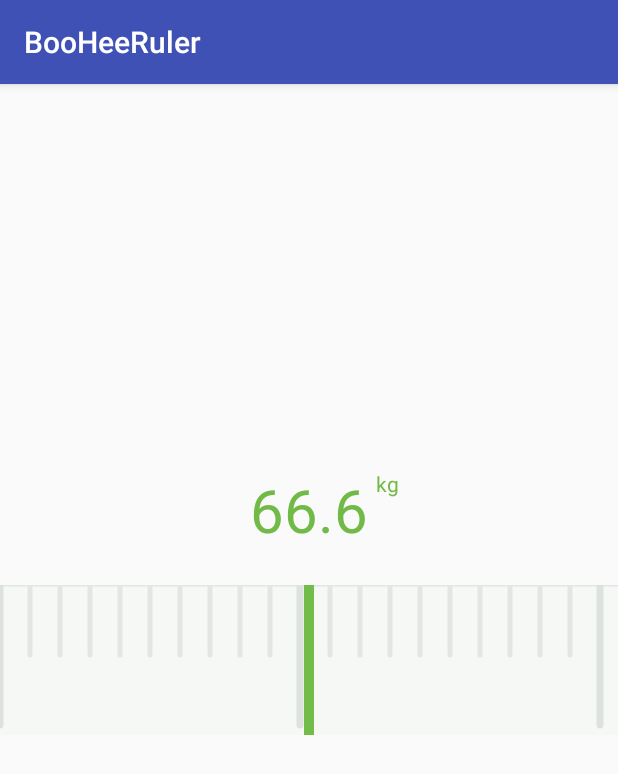
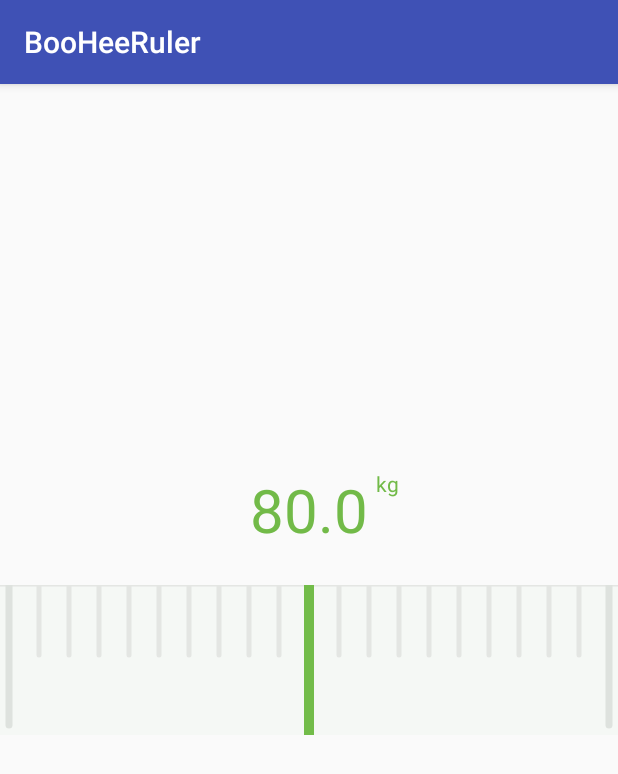
Before and after one commit to YannisYao/BooHeeRulerY, an Android app: the screen it shows after launch (MainActivity), on a phone screen of 412 x 824 dp. Shown: the top 774 px of the screen. Run offline under Robolectric (Android 15) with nearby library versions, the phone set to English and light mode, and no system bars.

```diff
--- a/app/src/main/java/com/share/yannis/booheeruler/BooHeeRulerLayout.java
+++ b/app/src/main/java/com/share/yannis/booheeruler/BooHeeRulerLayout.java
@@ -8,6 +8,8 @@ import android.graphics.Paint;
 import android.util.AttributeSet;
 import android.view.View;
 import android.widget.RelativeLayout;
+
+import java.text.DecimalFormat;
 
 /**
  * Created by Yannis on 2017/10/30.
@@ -79,4 +81,10 @@ public class BooHeeRulerLayout extends RelativeLayout {
            rulerView.setOnDataChangedListener(callback);
        }
     }
+
+    public void setCurrentValue(float value){
+        if (rulerView != null) {
+            rulerView.setCurrentValue(value);
+        }
+    }
 }
--- a/app/src/main/java/com/share/yannis/booheeruler/BooHeeRulerView.java
+++ b/app/src/main/java/com/share/yannis/booheeruler/BooHeeRulerView.java
@@ -4,6 +4,7 @@ import android.content.Context;
 import android.content.res.TypedArray;
 import android.graphics.Canvas;
 import android.graphics.Paint;
+import android.os.Build;
 import android.support.annotation.Nullable;
 import android.support.annotation.Px;
 import android.util.AttributeSet;
@@ -12,12 +13,16 @@ import android.view.MotionEvent;
 import android.view.VelocityTracker;
 import android.view.View;
 import android.view.ViewConfiguration;
+import android.view.ViewTreeObserver;
 import android.widget.OverScroller;
+
+import java.text.DecimalFormat;
 
 /**
  * Created by yannis on 2017/10/30.
- * 仿写薄荷健康的惯性尺子
+ * 仿写薄荷健康的惯性滑动尺子
  * 防止滑动滑出边界，需要重写scrollTo方法（滑动过程中是通过scrollBy完成，scrollBy实质是调用了scrollTo）
+ * 低版本api可能需要关闭硬件加速
  */
 
 public class BooHeeRulerView extends View {
@@ -113,7 +118,20 @@ public class BooHeeRulerView extends View {
         maxVelocity = ViewConfiguration.get(context).getScaledMaximumFlingVelocity();
         minVelocity = ViewConfiguration.get(context).getScaledMinimumFlingVelocity();
         overScroller = new OverScroller(context);
+        //初始化默认位置
+        getViewTreeObserver().addOnGlobalLayoutListener(new ViewTreeObserver.OnGlobalLayoutListener() {
+            @Override
+            public void onGlobalLayout() {
+                if (Build.VERSION.SDK_INT >= Build.VERSION_CODES.JELLY_BEAN) {
+                    getViewTreeObserver().removeOnGlobalLayoutListener(this);
+                }else{
+                    getViewTreeObserver().removeGlobalOnLayoutListener(this);
+                }
+                gotoDefaultLocation(currentValue);
+            }
+        });
     }
+
 
     private void initPaint() {
         unitPaint = new Paint(Paint.ANTI_ALIAS_FLAG);
@@ -181,7 +199,6 @@ public class BooHeeRulerView extends View {
         int action  = event.getAction();
         float startX = event.getX();
         vTracker.addMovement(event);
-        //Log.i(TAG,event.toString()+"----"+event.getX());
         switch (action){
             case MotionEvent.ACTION_DOWN:
                 if(!overScroller.isFinished()){
@@ -197,7 +214,6 @@ public class BooHeeRulerView extends View {
                 lastestX = startX;
                 break;
             case MotionEvent.ACTION_UP:
-                //vTracker.addMovement(event);
                 vTracker.computeCurrentVelocity(1000,maxVelocity);
                 float xVelocity = vTracker.getXVelocity();
                 if(Math.abs(xVelocity) > minVelocity)reverseFling(-(int)xVelocity);//尺子反向滑动
@@ -217,7 +233,6 @@ public class BooHeeRulerView extends View {
      */
     private void scrollToLastestUnit() {
         float scrollX = scaleToUnitCount(currentValue);
-        Log.i(TAG,"scrollToLastestUnit---------------------->" + currentValue + ":" +scrollX + ":"+getScrollX());
         overScroller.startScroll(getScrollX(),0,(int)(scrollX) - getScrollX(),0,1000);
         invalidate();//重新绘制
     }
@@ -243,7 +258,7 @@ public class BooHeeRulerView extends View {
         if(x > rightSideX) x = rightSideX;
         if(x != getScrollX()) super.scrollTo(x, y);
         currentValue = getScaleXUnitValue(x);
-        if(callBack != null) callBack.onDataChanged(currentValue);//回调数值用于显示
+        if(callBack != null) callBack.onDataChanged(decimalFormat(currentValue));//回调数值用于显示
     }
 
     private float getScaleXUnitValue(int scrollX) {
@@ -251,14 +266,6 @@ public class BooHeeRulerView extends View {
         float count = (scrollX - leftSideX)/(float)(totalUnitLength) * unitTotal;
         value +=  Math.round(count) * unitValue;
         currValueExact = (scrollX - leftSideX)/ (float)totalUnitLength * unitTotal * unitValue + startNum;
-        Log.i(TAG,"===================================");
-        Log.i(TAG,"leftSideX----------------------->" + leftSideX);
-        Log.i(TAG,"totalUnitLength----------------------->" + totalUnitLength);
-        Log.i(TAG,"unitTotal----------------------->" + unitTotal);
-        Log.i(TAG,"count----------------------->" + count);
-        Log.i(TAG,"scrollX---------------->" + scrollX);
-        Log.i(TAG,"scale---------------->" + value + "kg");
-        Log.i(TAG,"===================================");
        return value;
     }
 
@@ -282,4 +289,25 @@ public class BooHeeRulerView extends View {
             invalidate();
         }
     }
+
+    private void gotoDefaultLocation(float currentValue) {
+        float scrollX = scaleToUnitCount(currentValue);
+        scrollTo((int)scrollX,0);
+        if (callBack != null) {
+            callBack.onDataChanged(decimalFormat(currentValue));
+        }
+    }
+
+    public float getCurrentValue() {
+        return currentValue;
+    }
+
+    public void setCurrentValue(float currentValue) {
+        this.currentValue = Float.parseFloat(decimalFormat(currentValue));
+    }
+
+    public static String  decimalFormat(float value){
+        DecimalFormat df = new DecimalFormat("##0.0");
+        return df.format(value);
+    }
 }
--- a/app/src/main/java/com/share/yannis/booheeruler/MainActivity.java
+++ b/app/src/main/java/com/share/yannis/booheeruler/MainActivity.java
@@ -13,5 +13,6 @@ public class MainActivity extends AppCompatActivity {
         displayView = (RulerValueDisplayView) findViewById(R.id.value_view);
         rulerLayout = (BooHeeRulerLayout) findViewById(R.id.ruler_latout);
         displayView.setRulerLayout(rulerLayout);
+        rulerLayout.setCurrentValue(80.0f);
     }
 }
--- a/app/src/main/java/com/share/yannis/booheeruler/RulerDataCallBack.java
+++ b/app/src/main/java/com/share/yannis/booheeruler/RulerDataCallBack.java
@@ -6,5 +6,5 @@ package com.share.yannis.booheeruler;
  */
 
 public interface RulerDataCallBack {
-    public void onDataChanged(float value);
+    public void onDataChanged(String value);
 }
--- a/app/src/main/java/com/share/yannis/booheeruler/RulerValueDisplayView.java
+++ b/app/src/main/java/com/share/yannis/booheeruler/RulerValueDisplayView.java
@@ -5,7 +5,6 @@ import android.util.AttributeSet;
 import android.widget.RelativeLayout;
 import android.widget.TextView;
 
-import java.text.DecimalFormat;
 
 /**
  * Created by yanniszone on 2017/11/8.
@@ -38,9 +37,8 @@ public class RulerValueDisplayView extends RelativeLayout implements RulerDataCa
     }
 
     @Override
-    public void onDataChanged(float value) {
-        DecimalFormat df = new DecimalFormat("##0.0");
-        valueTv.setText(df.format(value));
+    public void onDataChanged(String value) {
+        valueTv.setText(value);
     }
 
     public void setRulerLayout(BooHeeRulerLayout booHeeRulerLayout){
--- a/app/src/main/res/layout/activity_main.xml
+++ b/app/src/main/res/layout/activity_main.xml
@@ -15,7 +15,6 @@
             android:id="@+id/value_tv"
             android:layout_width="wrap_content"
             android:layout_height="wrap_content"
-            android:text="66.6"
             android:textSize="40sp"
             android:textColor="#72BA48"
             android:layout_centerInParent="true"/>
@@ -25,7 +24,6 @@
             android:layout_height="wrap_content"
             android:textColor="#72BA48"
             android:textSize="14sp"
-            android:text="kg"
             android:layout_marginLeft="5dp"
             android:layout_toRightOf="@+id/value_tv"
             android:layout_alignTop="@+id/value_tv"/>
```
